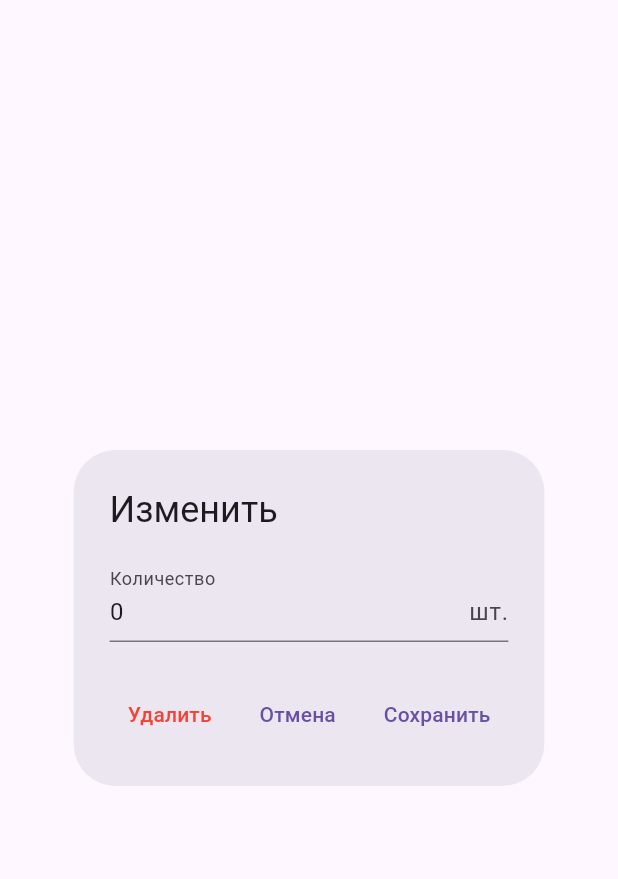
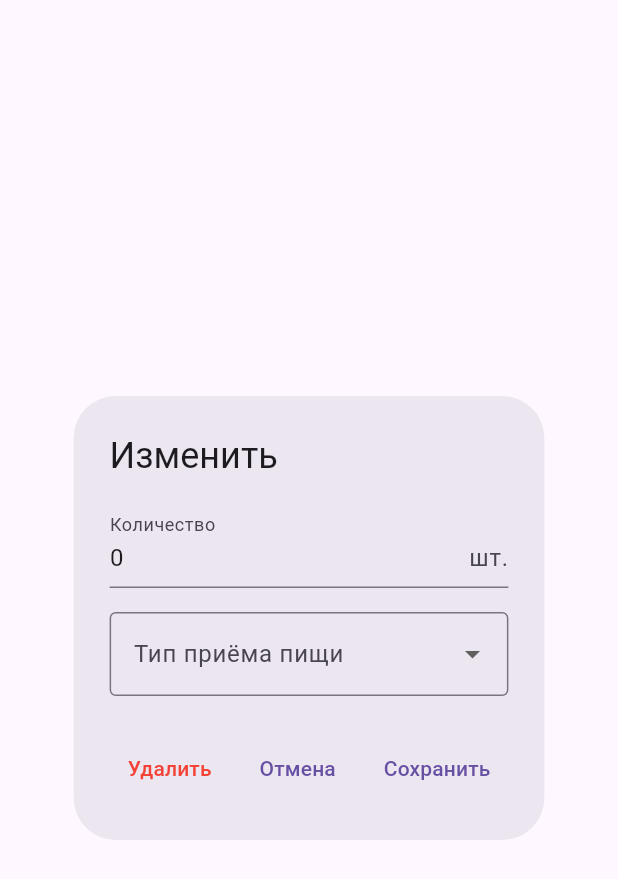
Before and after one commit to Dadanon/Calorifier, a Flutter app: the EditEntryDialog widget shown alone on an empty page, opened directly with empty values, after a tap on "Сохранить", on a phone screen of 412 x 824 dp. Shown: the top 879 px of the screen. Run offline on Flutter 3.47's test engine with Material 3 defaults, Android fonts, the phone set to English and light mode, and no system bars; our stand-ins replace sqflite, table_calendar; accounts and stored records are empty.

Commit message:
Работает изменение типа entry

```diff
--- a/lib/providers.dart
+++ b/lib/providers.dart
@@ -169,10 +169,11 @@ class DiaryProvider with ChangeNotifier {
     await loadEntries(date);
   }
 
-  Future<void> updateEntry(DiaryEntry entry, int newWeight) async {
+  Future<void> updateEntry(
+      DiaryEntry entry, int newWeight, String newType) async {
     await database.update(
       'diary',
-      {'weight': newWeight},
+      {'weight': newWeight, 'type': newType},
       where: 'id = ?',
       whereArgs: [entry.id],
     );
--- a/lib/screens/home_screen.dart
+++ b/lib/screens/home_screen.dart
@@ -115,7 +115,9 @@ class _HomeScreenState extends State<HomeScreen> {
           Expanded(
             child: Consumer<DiaryProvider>(
               builder: (context, provider, child) => ListView.separated(
-                separatorBuilder: (context, index) => Divider(),
+                separatorBuilder: (context, index) => Divider(
+                  height: 0,
+                ),
                 itemCount: provider.entries.length,
                 itemBuilder: (context, index) {
                   final entry = provider.entries[index];
--- a/lib/widgets/edit_entry_dialog.dart
+++ b/lib/widgets/edit_entry_dialog.dart
@@ -14,25 +14,49 @@ class EditEntryDialog extends StatefulWidget {
 
 class _EditEntryDialogState extends State<EditEntryDialog> {
   late TextEditingController _controller;
+  late String _selectedMealType;
+  final List<String> _mealTypes = ['Завтрак', 'Обед', 'Ужин', 'Перекус'];
 
   @override
   void initState() {
     super.initState();
     _controller = TextEditingController(text: widget.entry.weight.toString());
+    _selectedMealType = widget.entry.type;
   }
 
   @override
   Widget build(BuildContext context) {
     return AlertDialog(
       title: Text('Изменить ${widget.entry.food.name}'),
-      content: TextFormField(
-        controller: _controller,
-        keyboardType: TextInputType.number,
-        decoration: InputDecoration(
-          labelText:
-              widget.entry.food.weight == null ? 'Вес (г/мл)' : 'Количество',
-          suffixText: widget.entry.food.weight == null ? 'г/мл' : 'шт.',
-        ),
+      content: Column(
+        mainAxisSize: MainAxisSize.min,
+        children: [
+          TextFormField(
+            controller: _controller,
+            keyboardType: TextInputType.number,
+            decoration: InputDecoration(
+              labelText: widget.entry.food.weight == null
+                  ? 'Вес (г/мл)'
+                  : 'Количество',
+              suffixText: widget.entry.food.weight == null ? 'г/мл' : 'шт.',
+            ),
+          ),
+          const SizedBox(height: 16),
+          DropdownButtonFormField<String>(
+            value: _selectedMealType,
+            decoration: const InputDecoration(
+              labelText: 'Тип приёма пищи',
+              border: OutlineInputBorder(),
+            ),
+            items: _mealTypes
+                .map((type) => DropdownMenuItem(
+                      value: type,
+                      child: Text(type),
+                    ))
+                .toList(),
+            onChanged: (value) => setState(() => _selectedMealType = value!),
+          ),
+        ],
       ),
       actions: [
         TextButton(
@@ -50,9 +74,11 @@ class _EditEntryDialogState extends State<EditEntryDialog> {
           onPressed: () {
             final newWeight = int.tryParse(_controller.text) ?? 0;
             if (newWeight > 0) {
-              context
-                  .read<DiaryProvider>()
-                  .updateEntry(widget.entry, newWeight);
+              context.read<DiaryProvider>().updateEntry(
+                    widget.entry,
+                    newWeight,
+                    _selectedMealType, // Передаем новый тип
+                  );
               Navigator.pop(context);
             }
           },
```
